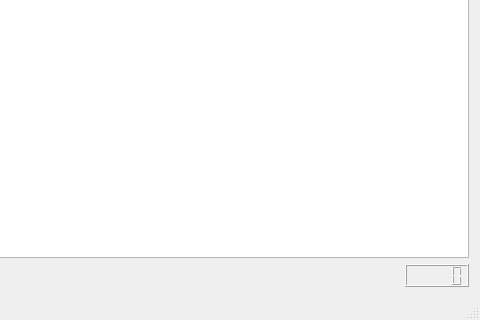
Old version of the form mainw.ui in the repository stephen-hopkins/MusicEEG; both pictures show x 351 to 831 and y 336 to 656 of the 831 by 656 pixel window.
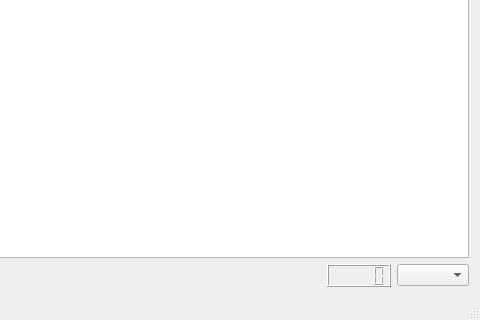
New version of the form. Custom widgets are drawn as their Qt base class.

Commit message: Add functionality to select and add new users

```diff
--- a/mainw.ui
+++ b/mainw.ui
@@ -72,6 +72,9 @@
       <item>
        <widget class="QLCDNumber" name="timeLcd"/>
       </item>
+      <item>
+       <widget class="QComboBox" name="comboBoxUsers"/>
+      </item>
      </layout>
     </item>
    </layout>
```
Left out of the diff: 24 changed lines with no effect on the pictures. The commit also changes 5 other files.
